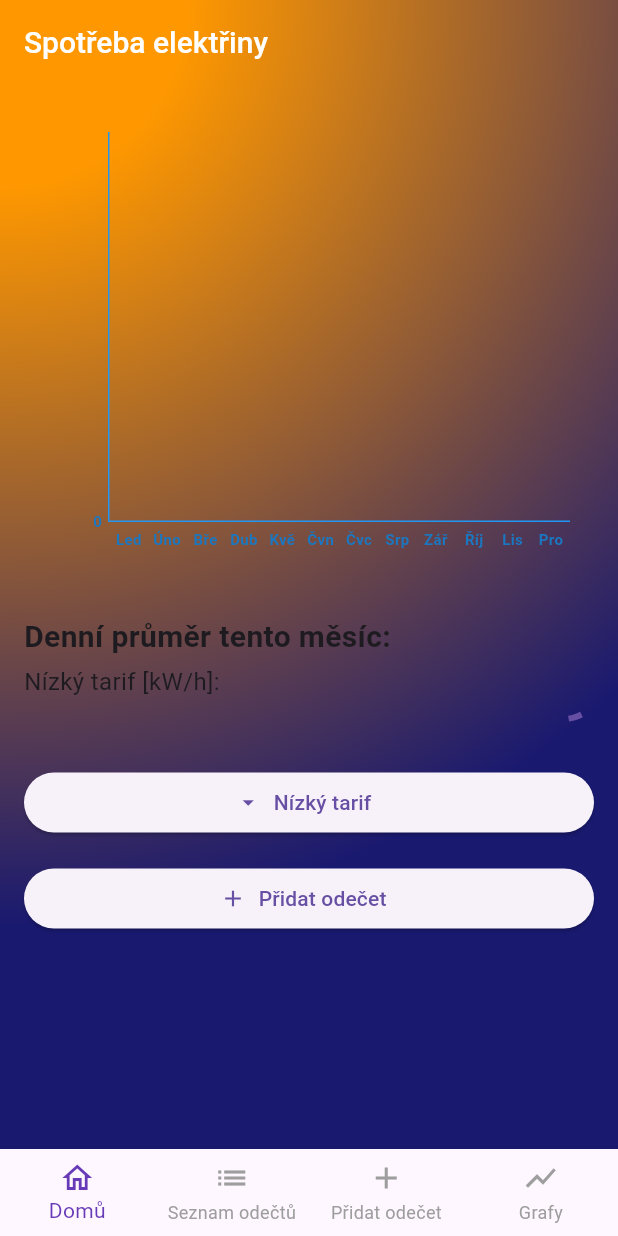
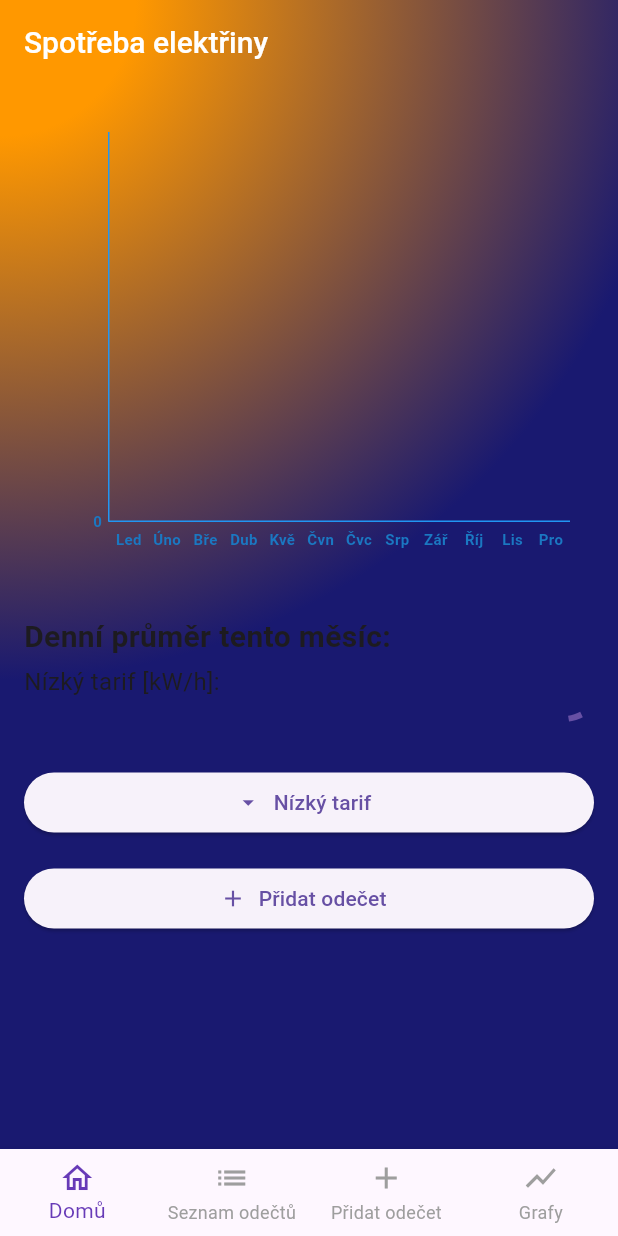
Before and after one commit to JakubStepanek/pma-js-electricity-consumption, a Flutter app: the screen it shows after launch, on a phone screen of 412 x 824 dp. Run offline on Flutter 3.47's test engine with Material 3 defaults, Android fonts, the phone set to English and light mode, and no system bars; drawn by our look-alikes of fl_chart; our stand-ins replace drift, image_picker, rxdart; missing offline and left inert: flutter_tesseract_ocr; accounts and stored records are empty; generated files the repository leaves out were written again.

Commit message:
gradient background updates

```diff
--- a/electricity_consumption_tracker/lib/database/database.dart
+++ b/electricity_consumption_tracker/lib/database/database.dart
@@ -149,7 +149,7 @@ class AppDatabase extends _$AppDatabase {
             throw ArgumentError('Sloupec "$columnName" nebyl nalezen.');
         }
 
-        if (month != null && value != null) {
+        if (value != null) {
           monthlySums[month - 1] += value; // Přidáme hodnotu pro daný měsíc
         }
       }
--- a/electricity_consumption_tracker/lib/screen/add_consumption_screen.dart
+++ b/electricity_consumption_tracker/lib/screen/add_consumption_screen.dart
@@ -1,4 +1,3 @@
-import 'dart:io';
 import 'package:electricity_consumption_tracker/database/database.dart';
 import 'package:electricity_consumption_tracker/widget/custom_text_form_field_not_null.dart';
 import 'package:electricity_consumption_tracker/widget/custom_text_form_field_optional.dart';
--- a/electricity_consumption_tracker/lib/widget/gradient_background.dart
+++ b/electricity_consumption_tracker/lib/widget/gradient_background.dart
@@ -11,7 +11,7 @@ class GradientBackground extends StatelessWidget {
       decoration: const BoxDecoration(
         gradient: RadialGradient(
           center: Alignment.topLeft, // Orange starts at top left
-          radius: 1.5, // Adjust to control the spread of the gradient
+          radius: 1.1, // Adjust to control the spread of the gradient
           colors: [
             Colors.orange, // Orange for the top left circle effect
             Color(0xFF191970), // Midnight blue for the rest of the background
```
